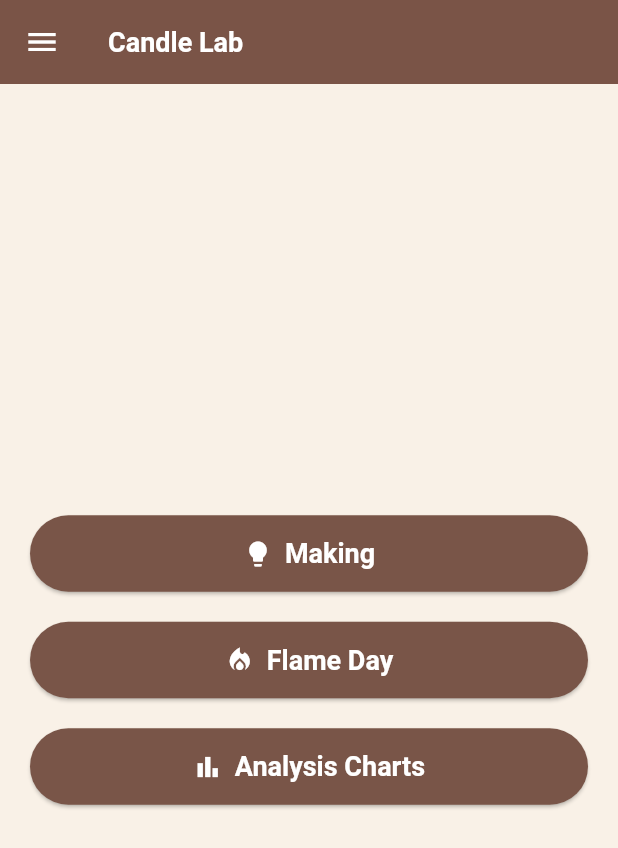
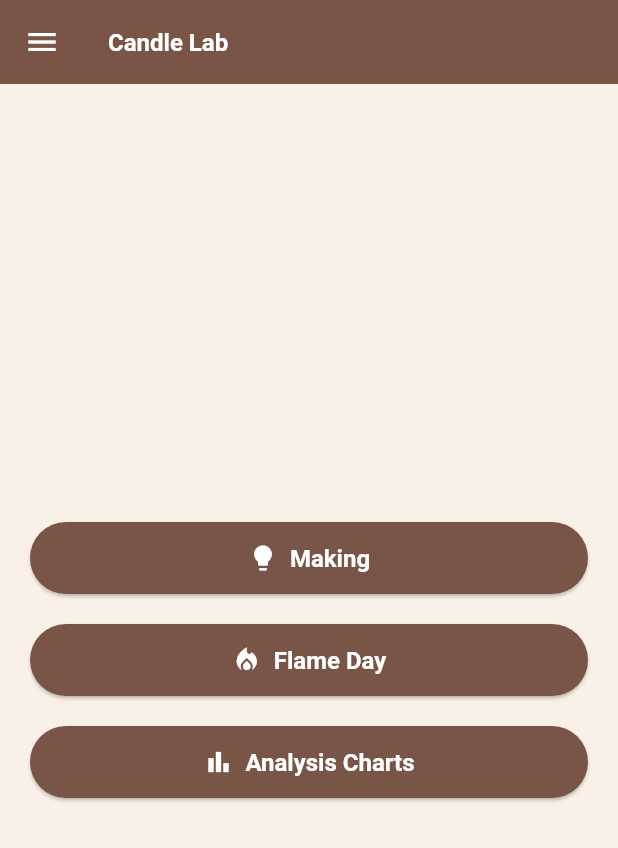
Before and after one commit to SenudiDias/CandleLab, a Flutter app: the screen it shows once a user with an empty profile is signed in, on a phone screen of 412 x 824 dp. Shown: the top 848 px of the screen. Run offline on Flutter 3.47's test engine with Material 3 defaults, Android fonts, the phone set to English and light mode, and no system bars; our stand-ins replace cached_network_image, cloud_firestore, firebase_auth, firebase_core, firebase_storage, flutter_local_notifications and 2 more; accounts and stored records are empty; Roboto replaces fonts that are missing (ThSarabunNew).

Commit message:
UI changes

```diff
--- a/candle_lab_app/lib/main.dart
+++ b/candle_lab_app/lib/main.dart
@@ -142,12 +142,12 @@ class _MyAppState extends State<MyApp> with WidgetsBindingObserver {
         ),
         textTheme: const TextTheme(
           titleLarge: TextStyle(
-            fontSize: 18.0,
+            fontSize: 16.0,
             fontWeight: FontWeight.bold,
             color: Color(0xFF5D4037),
           ),
           titleMedium: TextStyle(
-            fontSize: 18.0,
+            fontSize: 14.0,
             fontWeight: FontWeight.bold,
             color: Color(0xFF5D4037),
           ),
--- a/candle_lab_app/lib/screens/flame_day_screen.dart
+++ b/candle_lab_app/lib/screens/flame_day_screen.dart
@@ -1637,6 +1637,7 @@ class _FlameRecordScreenState extends State<FlameRecordScreen>
                           Center(
                             child: Wrap(
                               spacing: 8.0,
+                              runSpacing: 8.0,
                               children:
                                   [
                                     'Strong',
@@ -1706,6 +1707,7 @@ class _FlameRecordScreenState extends State<FlameRecordScreen>
                                   Center(
                                     child: Wrap(
                                       spacing: 8.0,
+                                      runSpacing: 8.0,
                                       children:
                                           [
                                             'Strong',
--- a/candle_lab_app/lib/screens/making_screen7.dart
+++ b/candle_lab_app/lib/screens/making_screen7.dart
@@ -7,7 +7,6 @@ import 'making_screen8.dart';
 import '../models/candle_data.dart';
 import '../services/notification_service.dart';
 import 'dart:async';
-import 'package:firebase_storage/firebase_storage.dart';
 import 'dart:io';
 import '../services/image_service.dart';
 
--- a/candle_lab_app/lib/screens/making_screen8.dart
+++ b/candle_lab_app/lib/screens/making_screen8.dart
@@ -1,14 +1,12 @@
 import 'package:flutter/material.dart';
 import 'package:flutter/services.dart';
 import 'package:intl/intl.dart';
-import 'package:firebase_auth/firebase_auth.dart';
 import 'package:cached_network_image/cached_network_image.dart';
 import 'custom_drawer.dart';
 import 'making_screen9.dart';
 import '../models/candle_data.dart';
 import '../services/firestore_service.dart';
 import '../services/notification_service.dart';
-import 'login_screen.dart';
 import 'dart:async';
 import 'dart:io';
 import '../services/image_service.dart';
```
